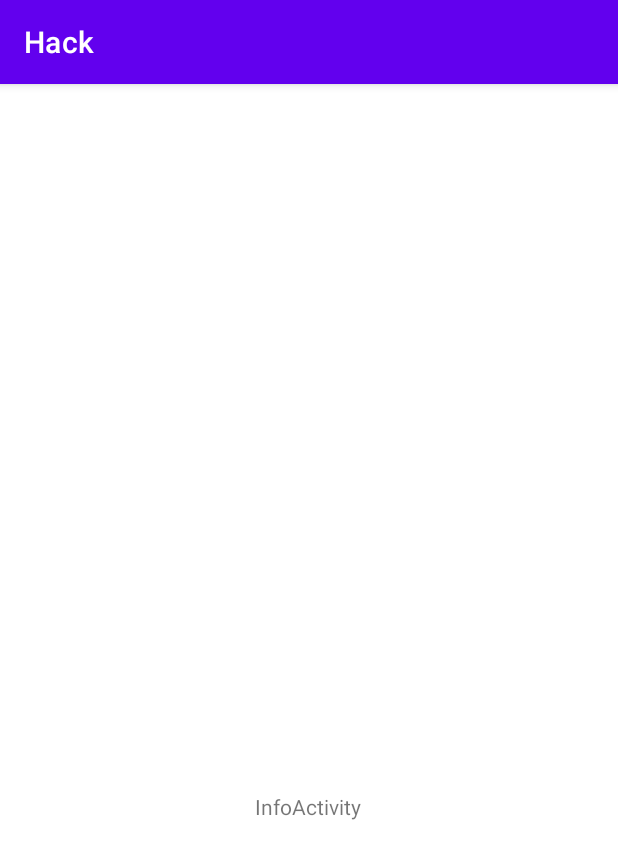
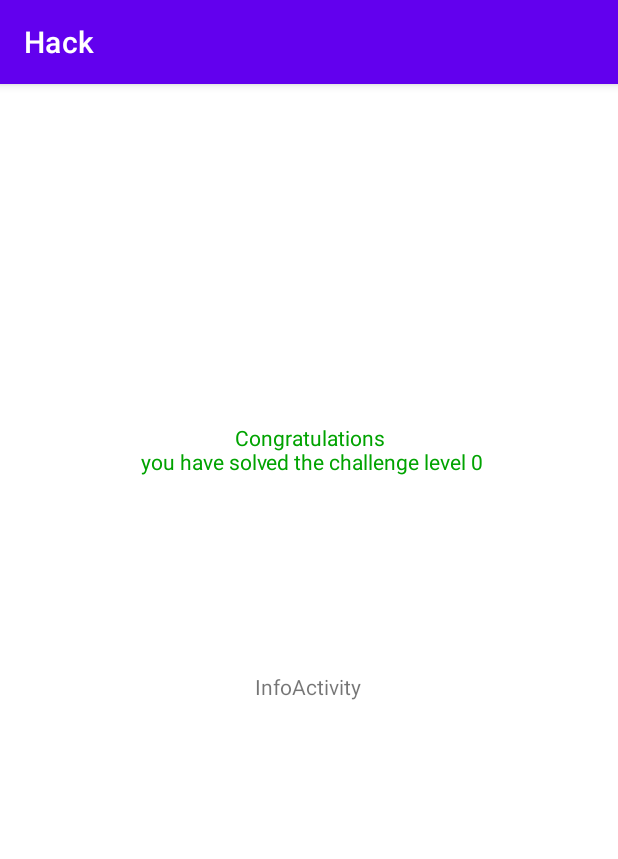
Before and after one commit to AfifAlfahmi/Hack, an Android app: the InfoActivity screen opened directly, with no data from a screen before it, on a phone screen of 412 x 824 dp. Shown: the top 859 px of the screen. Run offline under Robolectric (Android 15) with nearby library versions, the phone set to English and light mode, and no system bars.

Commit message:
handle flag message

```diff
--- a/app/src/main/java/com/afif/hack/InfoActivity.java
+++ b/app/src/main/java/com/afif/hack/InfoActivity.java
@@ -2,15 +2,22 @@ package com.afif.hack;
 
 import androidx.appcompat.app.AppCompatActivity;
 
+import android.graphics.Color;
 import android.os.Bundle;
 import android.util.Log;
+import android.widget.TextView;
 
 public class InfoActivity extends AppCompatActivity {
+
+    TextView tvFlag  = null;
+    int level = 0;
 
     @Override
     protected void onCreate(Bundle savedInstanceState) {
         super.onCreate(savedInstanceState);
         setContentView(R.layout.activity_info);
+        tvFlag = findViewById(R.id.tvFlag);
+        showFlag();
 
         Log.d("lifecycle","onCreate");
 
@@ -50,4 +57,12 @@ public class InfoActivity extends AppCompatActivity {
 
     }
 
+    protected void showFlag(){
+        level  = getIntent().getIntExtra("level",0);
+        String congMessage = "Congratulations\n you have solved the challenge level "+level;
+
+        tvFlag.setText(congMessage);
+        tvFlag.setTextColor(Color.parseColor("#00A300"));
+    }
+
 }
--- a/app/src/main/java/com/afif/hack/MainActivity.java
+++ b/app/src/main/java/com/afif/hack/MainActivity.java
@@ -50,6 +50,7 @@ public class MainActivity extends AppCompatActivity {
             public void onClick(View view) {
                 //
                 if(isCorrectPassword(etPassword.getText().toString())){
+                    intent.putExtra("level",1);
                     startActivity(intent);
                 }
                 else{
--- a/app/src/main/res/layout/activity_info.xml
+++ b/app/src/main/res/layout/activity_info.xml
@@ -10,10 +10,21 @@
         android:id="@+id/textView2"
         android:layout_width="wrap_content"
         android:layout_height="wrap_content"
-        android:layout_marginTop="472dp"
+        android:layout_marginTop="392dp"
         android:text="InfoActivity"
         app:layout_constraintEnd_toEndOf="parent"
         app:layout_constraintHorizontal_bias="0.498"
         app:layout_constraintStart_toStartOf="parent"
         app:layout_constraintTop_toTopOf="parent" />
+
+    <TextView
+        android:id="@+id/tvFlag"
+        android:layout_width="344dp"
+        android:layout_height="48dp"
+        android:layout_marginTop="220dp"
+        android:gravity="center"
+        app:layout_constraintEnd_toEndOf="parent"
+        app:layout_constraintHorizontal_bias="0.498"
+        app:layout_constraintStart_toStartOf="parent"
+        app:layout_constraintTop_toTopOf="parent" />
 </androidx.constraintlayout.widget.ConstraintLayout>
```
